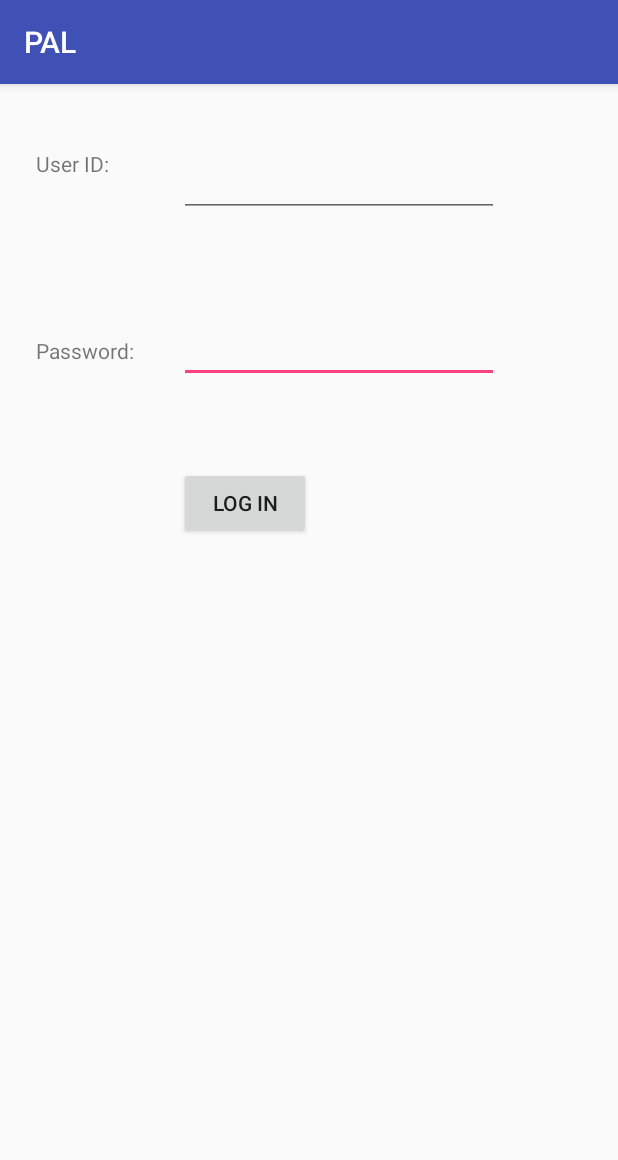
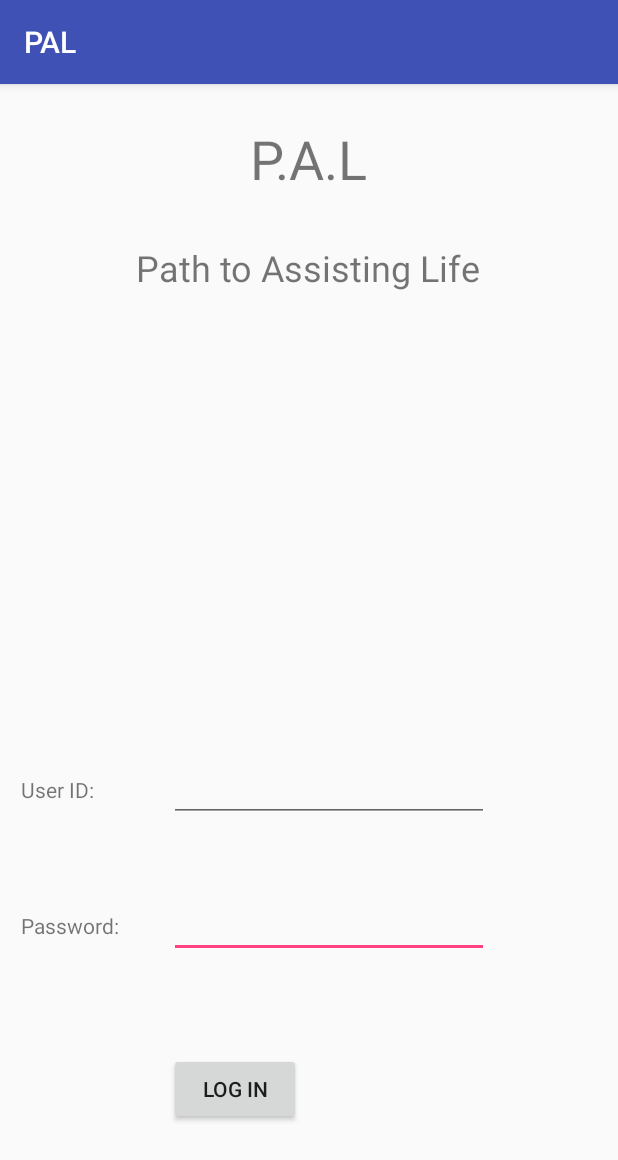
Before and after one commit to cooperchan/NJCU_PAL, an Android app: the LogInActivity screen opened directly, with no data from a screen before it, on a phone screen of 412 x 824 dp. Shown: the top 1160 px of the screen. Run offline under Robolectric (Android 15) with nearby library versions, the phone set to English and light mode, and no system bars.

Commit message:
Added the Logo.

```diff
--- a/app/src/main/java/njcu/pal/LogInActivity.java
+++ b/app/src/main/java/njcu/pal/LogInActivity.java
@@ -5,9 +5,13 @@ import android.os.Bundle;
 import android.view.View;
 import android.widget.Button;
 import android.widget.EditText;
+import android.widget.TextView;
+
+import org.w3c.dom.Text;
 
 public class LogInActivity extends AppCompatActivity implements View.OnClickListener {
 
+    TextView Logo1, Logo2;
     EditText user, password;
     Button subLog;
 
@@ -16,6 +20,9 @@ public class LogInActivity extends AppCompatActivity implements View.OnClickList
         super.onCreate(savedInstanceState);
         setContentView(R.layout.activity_log_in);
 
+
+        Logo1 = (TextView) findViewById(R.id.home_logo1);
+        Logo2 = (TextView) findViewById(R.id.home_logo2);
         user = (EditText) findViewById(R.id.home_User);
         password = (EditText) findViewById(R.id.home_pass);
         subLog = (Button) findViewById(R.id.home_log);
--- a/app/src/main/res/layout/activity_log_in.xml
+++ b/app/src/main/res/layout/activity_log_in.xml
@@ -13,10 +13,10 @@
         android:text="User ID:"
         tools:layout_editor_absoluteX="16dp"
         tools:layout_editor_absoluteY="69dp"
-        android:layout_marginTop="43dp"
-        android:layout_alignParentTop="true"
-        android:layout_alignParentStart="true"
-        android:layout_marginStart="24dp" />
+        android:layout_marginStart="14dp"
+        android:layout_alignBaseline="@+id/home_User"
+        android:layout_alignBottom="@+id/home_User"
+        android:layout_alignParentStart="true" />
 
     <TextView
         android:id="@+id/textView2"
@@ -37,9 +37,9 @@
         android:inputType="textPassword"
         tools:layout_editor_absoluteX="130dp"
         tools:layout_editor_absoluteY="177dp"
-        android:layout_below="@+id/home_User"
+        android:layout_above="@+id/home_log"
         android:layout_alignStart="@+id/home_User"
-        android:layout_marginTop="65dp" />
+        android:layout_marginBottom="63dp" />
 
     <EditText
         android:id="@+id/home_User"
@@ -49,9 +49,10 @@
         android:inputType="textPersonName"
         tools:layout_editor_absoluteX="130dp"
         tools:layout_editor_absoluteY="51dp"
-        android:layout_marginStart="30dp"
-        android:layout_alignTop="@+id/textView"
-        android:layout_toEndOf="@+id/textView2" />
+        android:layout_marginStart="33dp"
+        android:layout_above="@+id/home_pass"
+        android:layout_toEndOf="@+id/textView2"
+        android:layout_marginBottom="45dp" />
 
     <Button
         android:id="@+id/home_log"
@@ -60,8 +61,28 @@
         android:text="Log In"
         tools:layout_editor_absoluteX="130dp"
         tools:layout_editor_absoluteY="285dp"
-        android:layout_below="@+id/home_pass"
-        android:layout_alignStart="@+id/home_pass"
-        android:layout_marginTop="56dp" />
+        android:layout_marginBottom="74dp"
+        android:layout_alignParentBottom="true"
+        android:layout_alignStart="@+id/home_pass" />
+
+    <TextView
+        android:id="@+id/home_logo1"
+        android:layout_width="wrap_content"
+        android:layout_height="wrap_content"
+        android:layout_marginTop="25dp"
+        android:text="P.A.L"
+        android:textSize="36sp"
+        android:layout_alignParentTop="true"
+        android:layout_centerHorizontal="true" />
+
+    <TextView
+        android:id="@+id/home_logo2"
+        android:layout_width="wrap_content"
+        android:layout_height="wrap_content"
+        android:layout_marginTop="32dp"
+        android:text="Path to Assisting Life"
+        android:textSize="24sp"
+        android:layout_below="@+id/home_logo1"
+        android:layout_centerHorizontal="true" />
 
 </RelativeLayout>
```
